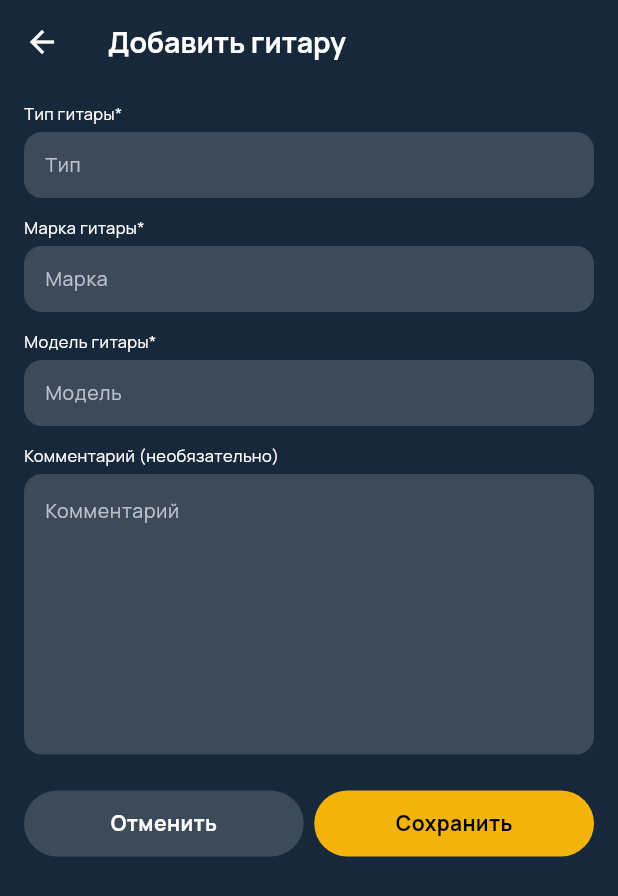
After one commit to Mishal12g/songs, a Flutter app: the GuitarFormPage screen opened by its route, on a phone screen of 412 x 824 dp. The commit adds this screen. Shown: the top 896 px of the screen. Run offline on Flutter 3.47's test engine with Material 3 defaults, Android fonts, the phone set to English and light mode, and no system bars; our stand-ins replace get, google_fonts; missing offline and left inert: flutter_page_view_indicator.

Commit message:
feat: add form guitar page

```diff
--- a/lib/main.dart
+++ b/lib/main.dart
@@ -2,6 +2,7 @@ import 'package:flutter/material.dart';
 import 'package:get/route_manager.dart';
 import 'package:google_fonts/google_fonts.dart';
 import 'package:songs/resources/app_colors.dart';
+import 'package:songs/ui/pages/guitars_page/guitar_form_page/guitar_form_page.dart';
 import 'package:songs/ui/pages/onboarding_page/onboarding_page.dart';
 import 'package:songs/ui/pages/splash_page/splash_page.dart';
 import 'package:songs/ui/pages/tabbar_page/tabbar_page.dart';
@@ -19,6 +20,7 @@ class MyApp extends StatelessWidget {
       theme: ThemeData(
         scaffoldBackgroundColor: AppColors.background,
         appBarTheme: AppBarTheme(
+            iconTheme: const IconThemeData(color: Colors.white),
             color: AppColors.background,
             titleTextStyle: GoogleFonts.manrope(
                 fontSize: 19,
@@ -42,6 +44,7 @@ class MyApp extends StatelessWidget {
         "/": (context) => const SplashPage(),
         "/onboardingPage": (context) => const OnboardingPage(),
         "/tabbarPage": (context) => const TabbarPage(),
+        "/GuitarFormPage": (context) => const GuitarFormPage(),
       },
     );
   }
--- /dev/null
+++ b/lib/models/guitar.dart
@@ -0,0 +1,12 @@
+class Guitar {
+  final String typeGuitar;
+  final String markGuitar;
+  final String modelGuitar;
+  final String comment;
+
+  Guitar(
+      {required this.typeGuitar,
+      required this.markGuitar,
+      required this.modelGuitar,
+      required this.comment});
+}
--- a/lib/resources/app_colors.dart
+++ b/lib/resources/app_colors.dart
@@ -5,4 +5,5 @@ class AppColors {
   static const yellow = Color.fromRGBO(242, 179, 10, 1);
   static const blue = Color.fromRGBO(141, 187, 255, 1);
   static const gray = Color.fromRGBO(189, 193, 203, 1);
+  static const action = Color.fromRGBO(255, 255, 255, 0.16);
 }
--- /dev/null
+++ b/lib/ui/companents/form_textfield_widget.dart
@@ -0,0 +1,70 @@
+import 'package:flutter/material.dart';
+import 'package:google_fonts/google_fonts.dart';
+import 'package:songs/resources/app_colors.dart';
+
+class FormTextFieldWidget extends StatelessWidget {
+  final String title;
+  final String hintText;
+  final TextEditingController? controller;
+  final double height;
+  final int? maxLines;
+
+  const FormTextFieldWidget({
+    super.key,
+    required this.title,
+    required this.hintText,
+    this.controller,
+    this.height = 44,
+    this.maxLines = 1,
+  });
+
+  @override
+  Widget build(BuildContext context) {
+    return Column(
+      crossAxisAlignment: CrossAxisAlignment.start,
+      children: [
+        Text(
+          title,
+          style: GoogleFonts.manrope(
+            fontSize: 11,
+            color: Colors.white,
+            fontWeight: FontWeight.w400,
+          ),
+        ),
+        const SizedBox(height: 4),
+        Container(
+          height: height,
+          decoration: BoxDecoration(
+            color: AppColors.action,
+            borderRadius: BorderRadius.circular(12),
+          ),
+          child: TextField(
+            maxLines: maxLines,
+            controller: controller,
+            style: GoogleFonts.manrope(
+              fontSize: 13,
+              color: Colors.white,
+              fontWeight: FontWeight.w400,
+            ),
+            decoration: InputDecoration(
+              hintStyle: GoogleFonts.manrope(
+                fontSize: 13,
+                color: AppColors.gray,
+                fontWeight: FontWeight.w400,
+              ),
+              hintText: hintText,
+              border: OutlineInputBorder(
+                borderRadius: BorderRadius.circular(12),
+                borderSide: BorderSide.none,
+              ),
+              contentPadding: const EdgeInsets.symmetric(
+                vertical: 13,
+                horizontal: 10,
+              ),
+            ),
+          ),
+        ),
+      ],
+    );
+  }
+}
--- /dev/null
+++ b/lib/ui/companents/two_buttons_widget.dart
@@ -0,0 +1,40 @@
+import 'package:flutter/material.dart';
+import 'package:songs/resources/app_colors.dart';
+import 'package:songs/ui/companents/button_widget.dart';
+
+class TwoButtonsWidget extends StatelessWidget {
+  final Function onTapOne;
+  final Function onTapTwo;
+  const TwoButtonsWidget({
+    super.key,
+    required this.onTapOne,
+    required this.onTapTwo,
+  });
+
+  @override
+  Widget build(BuildContext context) {
+    return Row(
+      children: [
+        Expanded(
+          child: ButtonWidget(
+            color: AppColors.action,
+            colorText: Colors.white,
+            radius: 24,
+            text: "Отменить",
+            onTap: () => onTapOne(),
+          ),
+        ),
+        const SizedBox(width: 7),
+        Expanded(
+          child: ButtonWidget(
+            color: AppColors.yellow,
+            colorText: Colors.black,
+            radius: 24,
+            text: "Сохранить",
+            onTap: () => onTapTwo(),
+          ),
+        ),
+      ],
+    );
+  }
+}
--- /dev/null
+++ b/lib/ui/pages/guitars_page/guitar_form_page/guitar_form_page.dart
@@ -0,0 +1,61 @@
+import 'package:flutter/material.dart';
+import 'package:get/get.dart';
+import 'package:songs/ui/companents/form_textfield_widget.dart';
+import 'package:songs/ui/companents/two_buttons_widget.dart';
+import 'package:songs/ui/pages/guitars_page/guitar_form_page/guitar_form_page_controller.dart';
+
+class GuitarFormPage extends StatelessWidget {
+  const GuitarFormPage({super.key});
+
+  @override
+  Widget build(BuildContext context) {
+    GuitarFormPageController c = Get.put(GuitarFormPageController());
+    return Scaffold(
+      appBar: AppBar(
+        title: const Row(
+          children: [
+            Text("Добавить гитару"),
+          ],
+        ),
+      ),
+      body: Padding(
+        padding: const EdgeInsets.symmetric(horizontal: 16),
+        child: ListView(
+          children: [
+            const SizedBox(height: 12),
+            FormTextFieldWidget(
+              controller: c.typeGuitarController,
+              title: 'Тип гитары*',
+              hintText: 'Тип',
+            ),
+            const SizedBox(height: 12),
+            FormTextFieldWidget(
+              controller: c.markController,
+              title: 'Марка гитары*',
+              hintText: 'Марка',
+            ),
+            const SizedBox(height: 12),
+            FormTextFieldWidget(
+              controller: c.modelGuitarController,
+              title: 'Модель гитары*',
+              hintText: 'Модель',
+            ),
+            const SizedBox(height: 12),
+            FormTextFieldWidget(
+              controller: c.commentController,
+              height: 187,
+              maxLines: null,
+              title: 'Комментарий (необязательно)',
+              hintText: 'Комментарий',
+            ),
+            const SizedBox(height: 24),
+            TwoButtonsWidget(
+              onTapOne: () {},
+              onTapTwo: () {},
+            ),
+          ],
+        ),
+      ),
+    );
+  }
+}
--- /dev/null
+++ b/lib/ui/pages/guitars_page/guitar_form_page/guitar_form_page_controller.dart
@@ -0,0 +1,9 @@
+import 'package:flutter/material.dart';
+import 'package:get/get.dart';
+
+class GuitarFormPageController extends GetxController {
+  final TextEditingController typeGuitarController = TextEditingController();
+  final TextEditingController markController = TextEditingController();
+  final TextEditingController modelGuitarController = TextEditingController();
+  final TextEditingController commentController = TextEditingController();
+}
--- a/lib/ui/pages/guitars_page/guitars_page.dart
+++ b/lib/ui/pages/guitars_page/guitars_page.dart
@@ -1,5 +1,6 @@
 import 'package:flutter/material.dart';
 import 'package:flutter/widgets.dart';
+import 'package:get/route_manager.dart';
 import 'package:google_fonts/google_fonts.dart';
 import 'package:songs/resources/app_colors.dart';
 import 'package:songs/resources/resources.dart';
@@ -29,7 +30,9 @@ class GuitarsPage extends StatelessWidget {
                 colorText: Colors.black,
                 text: "Добавить гитару",
                 rightWidget: const Icon(Icons.add),
-                onTap: () {},
+                onTap: () {
+                  Get.toNamed("/GuitarFormPage");
+                },
               ),
             ),
           ),
--- /dev/null
+++ b/lib/ui/pages/guitars_page/guitars_page_controller.dart
@@ -0,0 +1,12 @@
+import 'package:get/get.dart';
+import 'package:songs/models/guitar.dart';
+
+class GuitarsPageController extends GetxController {
+  List<Guitar> _guitars = [];
+  List<Guitar> get guitars => _guitars;
+
+  addGuitar(Guitar guitar) {
+    _guitars.add(guitar);
+    update();
+  }
+}
```
